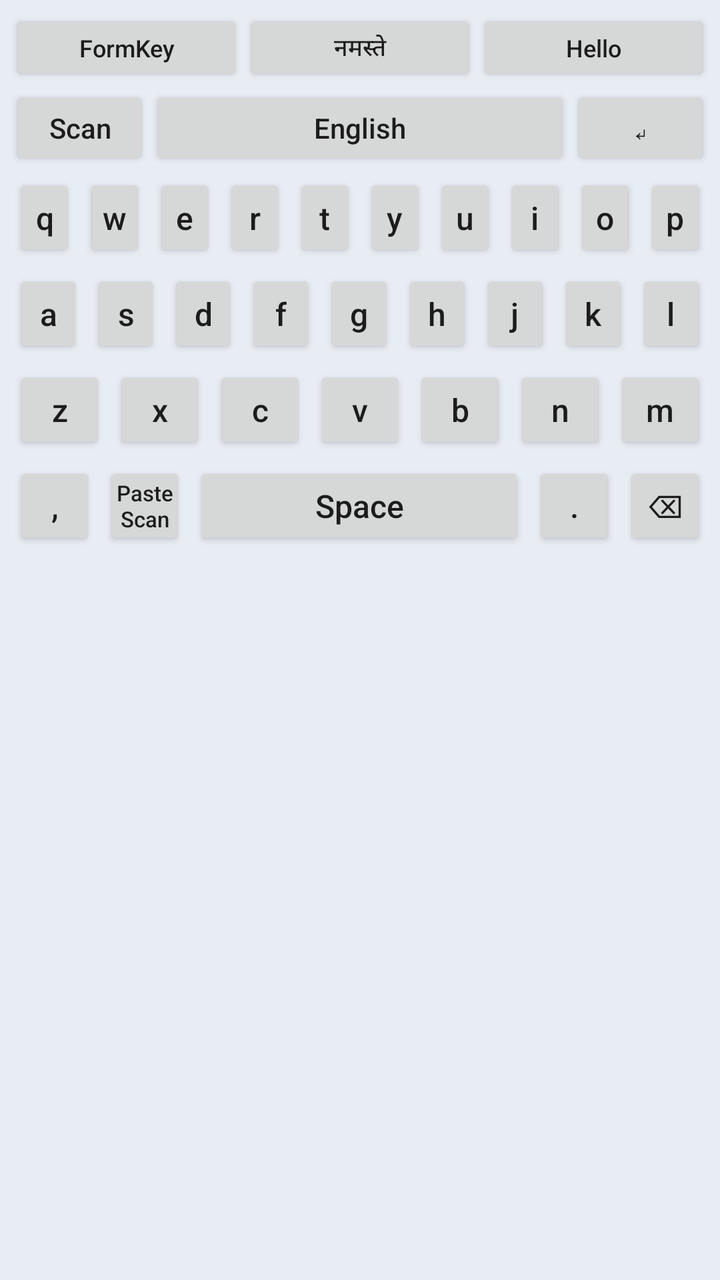
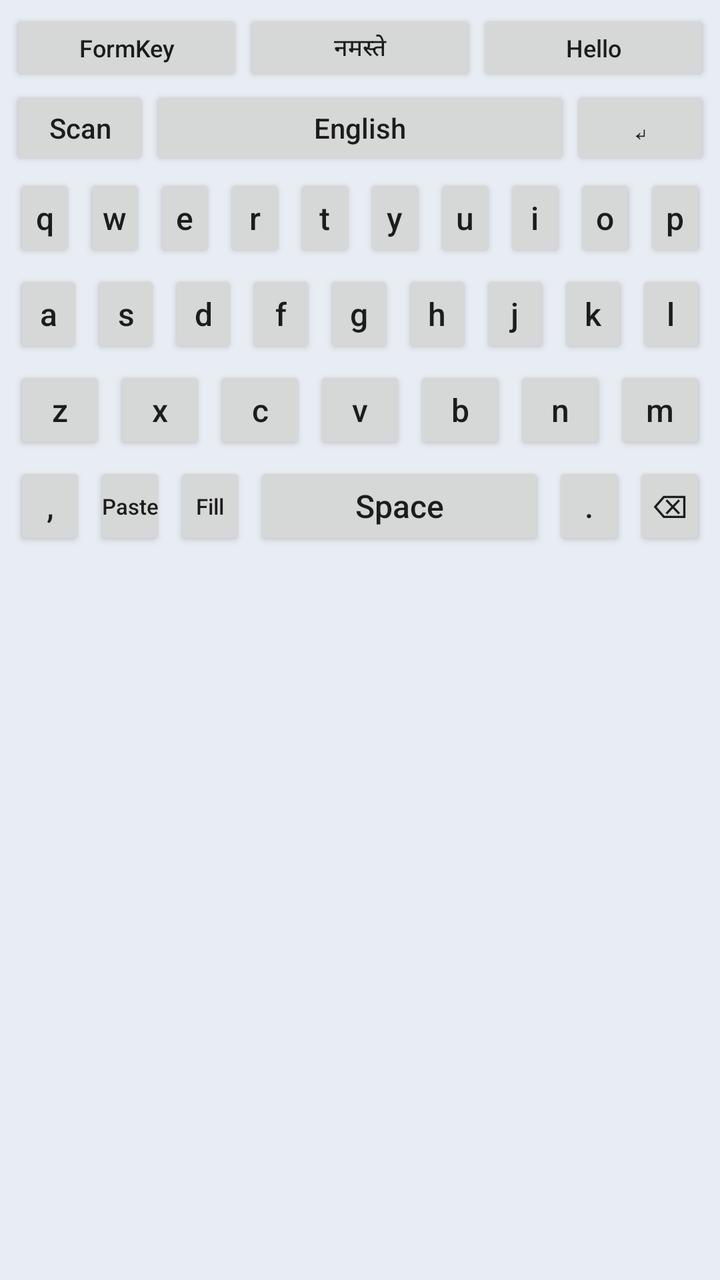

An Android layout rendered at two revisions. The XML below is the earlier revision; the diff shows what the commit changed to produce the second picture.
<!-- AndroidManifest.xml: application theme android:Theme.Material.Light.NoActionBar -->
<!-- res/layout/keyboard_view.xml -->
<?xml version="1.0" encoding="utf-8"?>
<LinearLayout xmlns:android="http://schemas.android.com/apk/res/android"
    android:layout_width="match_parent" android:layout_height="wrap_content"
    android:background="#E8ECF3" android:orientation="vertical" android:padding="5dp">

    <LinearLayout android:layout_width="match_parent" android:layout_height="38dp" android:orientation="horizontal">
        <Button android:id="@+id/suggestion_one" android:layout_width="0dp" android:layout_height="match_parent" android:layout_weight="1" android:minWidth="0dp" android:text="FormKey" android:textAllCaps="false" android:textSize="12sp"/>
        <Button android:id="@+id/suggestion_two" android:layout_width="0dp" android:layout_height="match_parent" android:layout_weight="1" android:minWidth="0dp" android:text="नमस्ते" android:textAllCaps="false" android:textSize="12sp"/>
        <Button android:id="@+id/suggestion_three" android:layout_width="0dp" android:layout_height="match_parent" android:layout_weight="1" android:minWidth="0dp" android:text="Hello" android:textAllCaps="false" android:textSize="12sp"/>
    </LinearLayout>

    <LinearLayout android:layout_width="match_parent" android:layout_height="42dp" android:orientation="horizontal">
        <Button android:id="@+id/key_scan" android:layout_width="0dp" android:layout_height="match_parent" android:layout_weight="1" android:text="Scan" android:textAllCaps="false" />
        <Button android:id="@+id/key_space" android:layout_width="0dp" android:layout_height="match_parent" android:layout_weight="3" android:text="English" android:textAllCaps="false"/>
        <Button android:id="@+id/key_enter" android:layout_width="0dp" android:layout_height="match_parent" android:layout_weight="1" android:text="↵" />
    </LinearLayout>
    <LinearLayout android:layout_width="match_parent" android:layout_height="48dp" android:orientation="horizontal">
        <Button android:id="@+id/k_q" style="@style/KeyButton" android:text="q"/><Button android:id="@+id/k_w" style="@style/KeyButton" android:text="w"/><Button android:id="@+id/k_e" style="@style/KeyButton" android:text="e"/><Button android:id="@+id/k_r" style="@style/KeyButton" android:text="r"/><Button android:id="@+id/k_t" style="@style/KeyButton" android:text="t"/><Button android:id="@+id/k_y" style="@style/KeyButton" android:text="y"/><Button android:id="@+id/k_u" style="@style/KeyButton" android:text="u"/><Button android:id="@+id/k_i" style="@style/KeyButton" android:text="i"/><Button android:id="@+id/k_o" style="@style/KeyButton" android:text="o"/><Button android:id="@+id/k_p" style="@style/KeyButton" android:text="p"/>
    </LinearLayout>
    <LinearLayout android:layout_width="match_parent" android:layout_height="48dp" android:orientation="horizontal">
        <Button android:id="@+id/k_a" style="@style/KeyButton" android:text="a"/><Button android:id="@+id/k_s" style="@style/KeyButton" android:text="s"/><Button android:id="@+id/k_d" style="@style/KeyButton" android:text="d"/><Button android:id="@+id/k_f" style="@style/KeyButton" android:text="f"/><Button android:id="@+id/k_g" style="@style/KeyButton" android:text="g"/><Button android:id="@+id/k_h" style="@style/KeyButton" android:text="h"/><Button android:id="@+id/k_j" style="@style/KeyButton" android:text="j"/><Button android:id="@+id/k_k" style="@style/KeyButton" android:text="k"/><Button android:id="@+id/k_l" style="@style/KeyButton" android:text="l"/>
    </LinearLayout>
    <LinearLayout android:layout_width="match_parent" android:layout_height="48dp" android:orientation="horizontal">
        <Button android:id="@+id/k_z" style="@style/KeyButton" android:text="z"/><Button android:id="@+id/k_x" style="@style/KeyButton" android:text="x"/><Button android:id="@+id/k_c" style="@style/KeyButton" android:text="c"/><Button android:id="@+id/k_v" style="@style/KeyButton" android:text="v"/><Button android:id="@+id/k_b" style="@style/KeyButton" android:text="b"/><Button android:id="@+id/k_n" style="@style/KeyButton" android:text="n"/><Button android:id="@+id/k_m" style="@style/KeyButton" android:text="m"/>
    </LinearLayout>
    <LinearLayout android:layout_width="match_parent" android:layout_height="48dp" android:orientation="horizontal">
        <Button android:id="@+id/key_comma" style="@style/KeyButton" android:text=","/>\n        <Button android:id="@+id/key_paste" style="@style/KeyButton" android:text="Paste Scan" android:textSize="11sp"/>
        <Button android:id="@+id/key_spacebar" style="@style/KeyButton" android:layout_weight="4" android:text="Space"/>
        <Button android:id="@+id/key_period" style="@style/KeyButton" android:text="."/>
        <Button android:id="@+id/key_delete" style="@style/KeyButton" android:text="⌫"/>
    </LinearLayout>
</LinearLayout>
<!-- resources referenced by this layout -->
<resources>
  <style name="KeyButton" parent="@android:style/Widget.Material.Button">
          <item name="android:layout_width">0dp</item>
          <item name="android:layout_height">match_parent</item>
          <item name="android:layout_weight">1</item>
          <item name="android:minWidth">0dp</item>
          <item name="android:padding">0dp</item>
          <item name="android:textAllCaps">false</item>
          <item name="android:textSize">16sp</item>
          <item name="android:layout_margin">2dp</item>
      </style>
</resources>

<!-- the commit's change to res/layout/keyboard_view.xml (unified diff, before → after) -->
@@ -24,7 +24,7 @@
         <Button android:id="@+id/k_z" style="@style/KeyButton" android:text="z"/><Button android:id="@+id/k_x" style="@style/KeyButton" android:text="x"/><Button android:id="@+id/k_c" style="@style/KeyButton" android:text="c"/><Button android:id="@+id/k_v" style="@style/KeyButton" android:text="v"/><Button android:id="@+id/k_b" style="@style/KeyButton" android:text="b"/><Button android:id="@+id/k_n" style="@style/KeyButton" android:text="n"/><Button android:id="@+id/k_m" style="@style/KeyButton" android:text="m"/>
     </LinearLayout>
     <LinearLayout android:layout_width="match_parent" android:layout_height="48dp" android:orientation="horizontal">
-        <Button android:id="@+id/key_comma" style="@style/KeyButton" android:text=","/>\n        <Button android:id="@+id/key_paste" style="@style/KeyButton" android:text="Paste Scan" android:textSize="11sp"/>
+        <Button android:id="@+id/key_comma" style="@style/KeyButton" android:text=","/>\n        <Button android:id="@+id/key_paste" style="@style/KeyButton" android:text="Paste" android:textSize="11sp"/>\n        <Button android:id="@+id/key_fill" style="@style/KeyButton" android:text="Fill" android:textSize="11sp"/>
         <Button android:id="@+id/key_spacebar" style="@style/KeyButton" android:layout_weight="4" android:text="Space"/>
         <Button android:id="@+id/key_period" style="@style/KeyButton" android:text="."/>
         <Button android:id="@+id/key_delete" style="@style/KeyButton" android:text="⌫"/>
